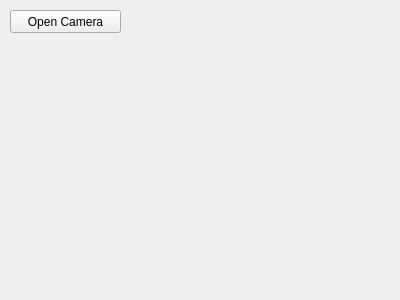
First picture: the form in widgets/sell/sell.ui, repository thelastpolaris/Loreley, before the edit.
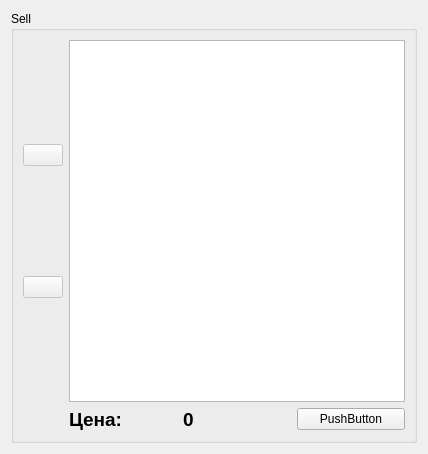
Second picture: the form after the edit. Icons and pictures are not drawn.

Diff of the .ui file:
```diff
--- a/widgets/sell/sell.ui
+++ b/widgets/sell/sell.ui
@@ -6,26 +6,133 @@
    <rect>
     <x>0</x>
     <y>0</y>
-    <width>400</width>
-    <height>300</height>
+    <width>428</width>
+    <height>454</height>
    </rect>
   </property>
   <property name="windowTitle">
    <string>Form</string>
   </property>
-  <widget class="QPushButton" name="openCamera">
-   <property name="geometry">
-    <rect>
-     <x>10</x>
-     <y>10</y>
-     <width>111</width>
-     <height>23</height>
-    </rect>
-   </property>
-   <property name="text">
-    <string>Open Camera</string>
-   </property>
-  </widget>
+  <layout class="QHBoxLayout" name="horizontalLayout_3">
+   <item>
+    <widget class="QSplitter" name="splitter">
+     <property name="orientation">
+      <enum>Qt::Horizontal</enum>
+     </property>
+     <widget class="QWidget" name="horizontalLayoutWidget_3">
+      <layout class="QHBoxLayout" name="mainHorLayout">
+       <property name="sizeConstraint">
+        <enum>QLayout::SetDefaultConstraint</enum>
+       </property>
+       <item>
+        <widget class="QGroupBox" name="groupBox">
+         <property name="title">
+          <string>Sell</string>
+         </property>
+         <layout class="QGridLayout" name="gridLayout_4">
+          <item row="1" column="1">
+           <layout class="QHBoxLayout" name="horizontalLayout">
+            <item>
+             <widget class="QLabel" name="labelPrice">
+              <property name="sizePolicy">
+               <sizepolicy hsizetype="Minimum" vsizetype="Minimum">
+                <horstretch>0</horstretch>
+                <verstretch>0</verstretch>
+               </sizepolicy>
+              </property>
+              <property name="font">
+               <font>
+                <pointsize>14</pointsize>
+                <weight>75</weight>
+                <bold>true</bold>
+               </font>
+              </property>
+              <property name="text">
+               <string>Цена:</string>
+              </property>
+              <property name="scaledContents">
+               <bool>false</bool>
+              </property>
+             </widget>
+            </item>
+            <item>
+             <widget class="QLabel" name="price">
+              <property name="font">
+               <font>
+                <pointsize>14</pointsize>
+                <weight>75</weight>
+                <bold>true</bold>
+               </font>
+              </property>
+              <property name="text">
+               <string>0</string>
+              </property>
+             </widget>
+            </item>
+            <item>
+             <widget class="QPushButton" name="pushButton">
+              <property name="text">
+               <string>PushButton</string>
+              </property>
+             </widget>
+            </item>
+           </layout>
+          </item>
+          <item row="0" column="0">
+           <layout class="QVBoxLayout" name="verticalLayout">
+            <item>
+             <widget class="QPushButton" name="removeFromCart">
+              <property name="enabled">
+               <bool>false</bool>
+              </property>
+              <property name="text">
+               <string/>
+              </property>
+              <property name="icon">
+               <iconset resource="../../resources.qrc">
+                <normaloff>:/images/icons/previous.png</normaloff>:/images/icons/previous.png</iconset>
+              </property>
+              <property name="iconSize">
+               <size>
+                <width>32</width>
+                <height>32</height>
+               </size>
+              </property>
+             </widget>
+            </item>
+            <item>
+             <widget class="QPushButton" name="addToCart">
+              <property name="enabled">
+               <bool>false</bool>
+              </property>
+              <property name="text">
+               <string/>
+              </property>
+              <property name="icon">
+               <iconset resource="../../resources.qrc">
+                <normaloff>:/images/icons/next.png</normaloff>:/images/icons/next.png</iconset>
+              </property>
+              <property name="iconSize">
+               <size>
+                <width>32</width>
+                <height>32</height>
+               </size>
+              </property>
+             </widget>
+            </item>
+           </layout>
+          </item>
+          <item row="0" column="1">
+           <widget class="QTableView" name="cartTable"/>
+          </item>
+         </layout>
+        </widget>
+       </item>
+      </layout>
+     </widget>
+    </widget>
+   </item>
+  </layout>
  </widget>
  <resources/>
  <connections/>
```
Left out of the diff: 6 changed lines with no effect on the pictures.
